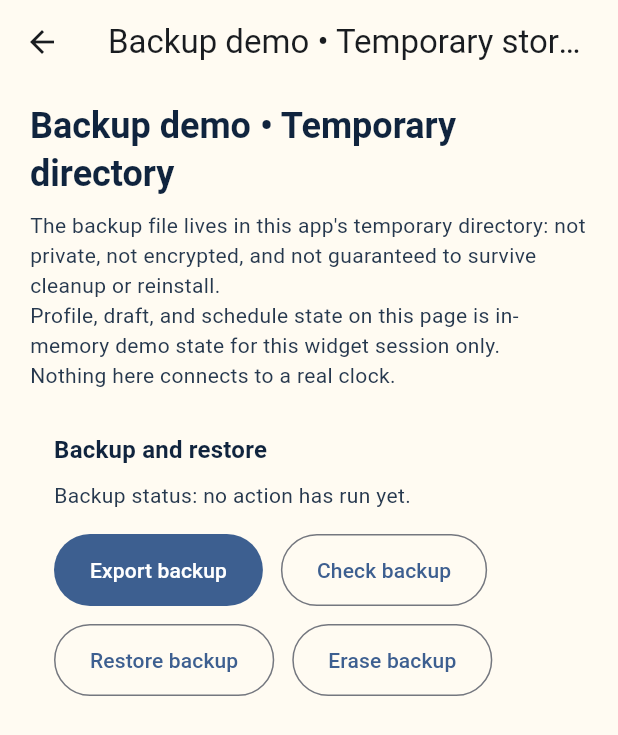
After one commit to rwrife/dawn-dock, a Flutter app: the screen it shows after launch, after a tap on "Open backup demo", on a phone screen of 412 x 824 dp. The commit adds this screen. Shown: the top 735 px of the screen. Run offline on Flutter 3.47's test engine with Material 3 defaults, Android fonts, the phone set to English and light mode, and no system bars.

Commit message:
feat(app): mount backup flow panel in demo navigation over real temp-dir store (#58)
Add BackupDemoPage hosting the host-tested BackupFlowPanel over a real
LocalBackupStore in a caller-injected directory (the demo passes the OS
temporary directory), reached from a new 'Open backup demo' entry on the
demo home. Host widget tests assert real on-disk effects: export creates
companion-backup-v1.json with the expected format marker and revision,
check distinguishes absent from a saved summary, erase deletes the file,
restore reads an on-disk backup, and a same-process widget reconstruction
discovers the saved file (remount only, not an app process restart).

The page labels its own limits on screen: temporary-directory storage is
not private, not encrypted, and not guaranteed to survive cleanup or
reinstall; page state is in-memory demo state; no real clock is involved.

Host filesystem/widget evidence only: no path_provider platform storage,
file picker, share sheet, encryption, target-device execution, or
physical screen-reader evidence. 9 new tests, 275 total.

Co-authored-by: rwrife <rwrife@users.noreply.github.com>

```diff
--- a/app/lib/main.dart
+++ b/app/lib/main.dart
@@ -1,6 +1,9 @@
+import 'dart:io';
+
 import 'package:flutter/material.dart';
 
 import 'demo_controller.dart';
+import 'ui/backup_demo_page.dart';
 
 void main() => runApp(const MyApp());
 
@@ -166,6 +169,22 @@ class _DemoHomePageState extends State<DemoHomePage> {
                             ),
                     ),
                   ),
+                  const SizedBox(height: 24),
+                  Align(
+                    alignment: AlignmentDirectional.centerStart,
+                    child: FilledButton.tonalIcon(
+                      key: const ValueKey('backup-demo'),
+                      onPressed: () => Navigator.of(context).push(
+                        MaterialPageRoute<void>(
+                          builder: (_) => BackupDemoPage(
+                            backupDirectory: Directory.systemTemp,
+                          ),
+                        ),
+                      ),
+                      icon: const Icon(Icons.folder_copy_outlined),
+                      label: const Text('Open backup demo'),
+                    ),
+                  ),
                 ],
               ),
             ),
--- /dev/null
+++ b/app/lib/ui/backup_demo_page.dart
@@ -0,0 +1,114 @@
+/// Demo-scoped screen mounting [BackupFlowPanel] over a real file-backed
+/// [LocalBackupStore].
+///
+/// This page exists to close the integration gap left by issue #55: the
+/// panel was host-tested against an in-memory store double and mounted
+/// nowhere. Here the panel runs against a real `LocalBackupStore` writing
+/// `companion-backup-v1.json` into a caller-supplied directory (the demo
+/// navigation passes the OS temporary directory), so host widget tests can
+/// assert actual file creation, discovery, and deletion.
+///
+/// Honest scope of what this is NOT:
+///
+/// * The live stores (profiles, drafts, schedule mirror) are fresh in-memory
+///   session state; edits made elsewhere in the app are not shared here.
+/// * The backup directory is demo-scoped temporary storage — not platform
+///   private storage, not encrypted, and not guaranteed to survive OS cleanup
+///   or app reinstall. No `path_provider`, file picker, or share sheet is
+///   involved; the directory is injected by the caller.
+/// * Nothing here talks to real hardware, a transport, or pairing.
+library;
+
+import 'dart:io';
+
+import 'package:flutter/material.dart';
+
+import '../domain/alarm_draft.dart';
+import '../domain/backup_coordinator.dart';
+import '../domain/backup_flow_controller.dart';
+import '../domain/device_profile.dart';
+import '../domain/local_backup_store.dart';
+import '../domain/schedule_store.dart';
+import 'backup_flow_panel.dart';
+
+/// Backup/restore demo page over a real [LocalBackupStore].
+class BackupDemoPage extends StatefulWidget {
+  const BackupDemoPage({super.key, required this.backupDirectory});
+
+  /// Directory the backup file is written to. Injectable so host tests can
+  /// point at a disposable directory; the demo navigation passes
+  /// [Directory.systemTemp].
+  final Directory backupDirectory;
+
+  @override
+  State<BackupDemoPage> createState() => _BackupDemoPageState();
+}
+
+class _BackupDemoPageState extends State<BackupDemoPage> {
+  late final DeviceProfileStore _profiles;
+  late final DraftSet _drafts;
+  late final DeviceScheduleStore _schedule;
+  late final LocalBackupStore _backupStore;
+  late final BackupFlowController _controller;
+
+  @override
+  void initState() {
+    super.initState();
+    _profiles = DeviceProfileStore();
+    _drafts = DraftSet();
+    _schedule = DeviceScheduleStore();
+    _backupStore = LocalBackupStore(directory: widget.backupDirectory);
+    _controller = BackupFlowController(
+      coordinator: BackupCoordinator(
+        backupStore: _backupStore,
+        profileStore: _profiles,
+        draftSet: _drafts,
+        scheduleStore: _schedule,
+      ),
+    );
+  }
+
+  @override
+  Widget build(BuildContext context) {
+    return Scaffold(
+      appBar: AppBar(title: const Text('Backup demo • Temporary storage')),
+      body: SafeArea(
+        child: SingleChildScrollView(
+          padding: const EdgeInsets.fromLTRB(20, 12, 20, 32),
+          child: Center(
+            child: ConstrainedBox(
+              constraints: const BoxConstraints(maxWidth: 640),
+              child: Column(
+                crossAxisAlignment: CrossAxisAlignment.stretch,
+                children: [
+                  Text(
+                    'Backup demo • Temporary directory',
+                    style: Theme.of(context).textTheme.headlineSmall,
+                  ),
+                  const SizedBox(height: 8),
+                  const Text(
+                    'The backup file lives in this app\'s temporary '
+                    'directory: not private, not encrypted, and not '
+                    'guaranteed to survive cleanup or reinstall.',
+                    key: ValueKey('storage-notice'),
+                  ),
+                  const Text(
+                    'Profile, draft, and schedule state on this page is '
+                    'in-memory demo state for this widget session only.',
+                    key: ValueKey('state-notice'),
+                  ),
+                  const Text(
+                    'Nothing here connects to a real clock.',
+                    key: ValueKey('no-hardware-notice'),
+                  ),
+                  const SizedBox(height: 12),
+                  BackupFlowPanel(controller: _controller),
+                ],
+              ),
+            ),
+          ),
+        ),
+      ),
+    );
+  }
+}
```
Also changed, not shown: 4 other files.
